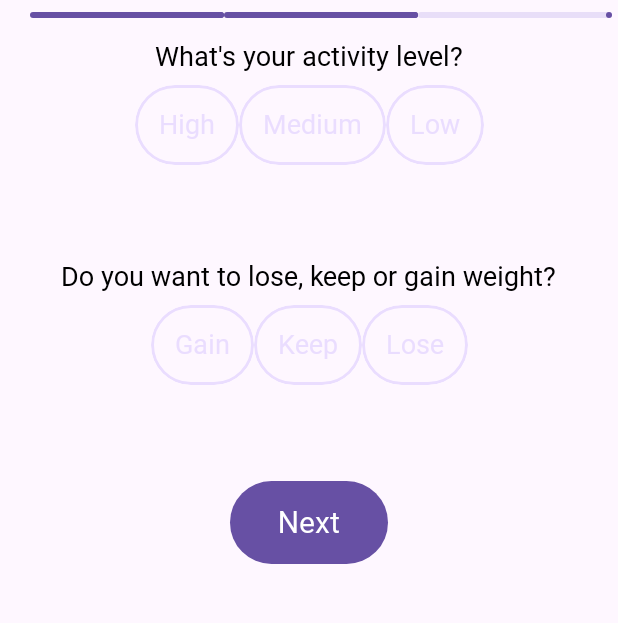
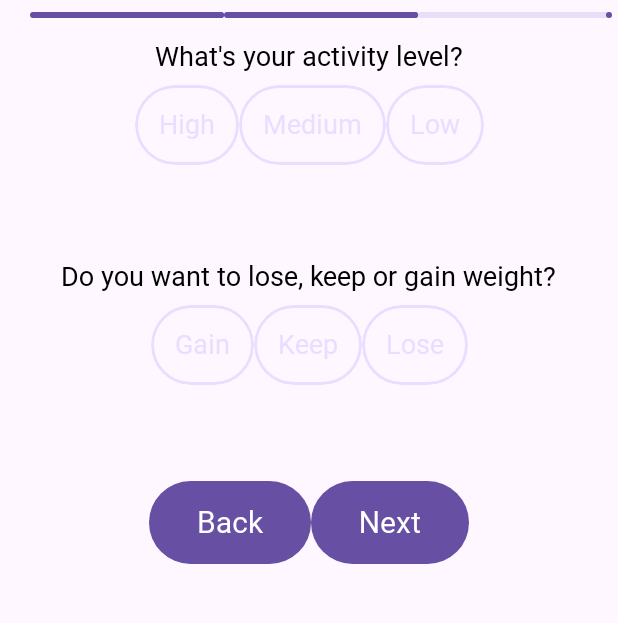
Before and after one commit to landmuc/traCked, an Android app built with Jetpack Compose: the ActivityAndGoalScreen screen opened through its navigation route, on a phone screen of 412 x 824 dp, the part 55-678 px from its top. Run offline under Robolectric (Android 15) with nearby library versions, the phone set to English and light mode, and no system bars; our stand-ins replace Dagger/Hilt's generated code.

Commit message:
Improved ui on PersonalInfoScreen and added back navigation

```diff
--- a/app/src/main/java/com/landmuc/tracked/navigation/Navigation.kt
+++ b/app/src/main/java/com/landmuc/tracked/navigation/Navigation.kt
@@ -29,10 +29,15 @@ fun Navigation() {
             modifier = Modifier.padding(it)
         ) {
             composable(route = Route.PERSONALINFO) {
-                PersonalInfoScreen(onClick = { navController.navigate(Route.ACTIVITYANDGOAL) })
+                PersonalInfoScreen(
+                    onClickNext = { navController.navigate(Route.ACTIVITYANDGOAL) }
+                )
             }
             composable(route = Route.ACTIVITYANDGOAL) {
-                ActivityAndGoalScreen()
+                ActivityAndGoalScreen(
+                    onClickBack = { navController.navigateUp()},
+                    onClickNext = { navController.navigate(Route.NUTRIENTGOAL) }
+                )
             }
             composable(route = Route.NUTRIENTGOAL) {
                 NutrientGoalScreen()
--- a/core/src/main/res/values/strings.xml
+++ b/core/src/main/res/values/strings.xml
@@ -7,6 +7,7 @@
     <string name="male">Male</string>
     <string name="female">Female</string>
     <string name="whats_your_age">What\'s your age?</string>
+    <string name="back">Back</string>
     <string name="next">Next</string>
     <string name="whats_your_height">What\'s your height?</string>
     <string name="kg">kg</string>
--- a/questionnaire/questionnaire_presentation/src/main/java/com/landmuc/questionnaire_presentation/activity_and_goal/ActivityAndGoalScreen.kt
+++ b/questionnaire/questionnaire_presentation/src/main/java/com/landmuc/questionnaire_presentation/activity_and_goal/ActivityAndGoalScreen.kt
@@ -1,5 +1,6 @@
 package com.landmuc.questionnaire_presentation.activity_and_goal
 
+import androidx.compose.foundation.layout.Row
 import androidx.compose.foundation.layout.Spacer
 import androidx.compose.foundation.layout.fillMaxSize
 import androidx.compose.foundation.layout.height
@@ -18,6 +19,8 @@ import com.landmuc.questionnaire_presentation.components.TopAppBar
 
 @Composable
 fun ActivityAndGoalScreen(
+    onClickBack: () -> Unit,
+    onClickNext: () -> Unit,
     modifier: Modifier = Modifier
 ) {
     val spacing = LocalSpacing.current
@@ -57,10 +60,16 @@ fun ActivityAndGoalScreen(
                     rightButtonOnClick = { /*TODO*/ }
                 )
                 Spacer(modifier = Modifier.height(spacing.spaceExtraLarge))
-                ActionButton(
-                    text = stringResource(id = R.string.next),
-                    onClick = { /*TODO*/ }
-                )
+                Row {
+                    ActionButton(
+                        text = stringResource(id = R.string.back),
+                        onClick = onClickBack
+                    )
+                    ActionButton(
+                        text = stringResource(id = R.string.next),
+                        onClick = onClickNext
+                    )
+                }
             }
         }
     }
--- a/questionnaire/questionnaire_presentation/src/main/java/com/landmuc/questionnaire_presentation/components/TextQuestion.kt
+++ b/questionnaire/questionnaire_presentation/src/main/java/com/landmuc/questionnaire_presentation/components/TextQuestion.kt
@@ -5,11 +5,14 @@ import androidx.compose.foundation.layout.Column
 import androidx.compose.foundation.layout.Spacer
 import androidx.compose.foundation.layout.fillMaxWidth
 import androidx.compose.foundation.layout.height
+import androidx.compose.foundation.text.KeyboardOptions
 import androidx.compose.material.Text
 import androidx.compose.material3.MaterialTheme
 import androidx.compose.runtime.Composable
 import androidx.compose.ui.Alignment
 import androidx.compose.ui.Modifier
+import androidx.compose.ui.focus.FocusManager
+import androidx.compose.ui.text.input.KeyboardType
 import com.landmuc.core_ui.LocalSpacing
 
 @Composable
@@ -18,7 +21,8 @@ fun TextQuestion(
     text: String,
     onValueChange: (String) -> Unit,
     unit: String,
-    modifier: Modifier = Modifier
+    modifier: Modifier = Modifier,
+    keyboardType: KeyboardType = KeyboardType.Text,
 ) {
     val spacing = LocalSpacing.current
     Column(
@@ -33,7 +37,8 @@ fun TextQuestion(
         UnitTextField(
             text = text,
             onValueChange = onValueChange,
-            unit = unit
+            unit = unit,
+            keyboardType = keyboardType
         )
     }
 
--- a/questionnaire/questionnaire_presentation/src/main/java/com/landmuc/questionnaire_presentation/components/UnitTextField.kt
+++ b/questionnaire/questionnaire_presentation/src/main/java/com/landmuc/questionnaire_presentation/components/UnitTextField.kt
@@ -7,12 +7,20 @@ import androidx.compose.foundation.layout.Spacer
 import androidx.compose.foundation.layout.defaultMinSize
 import androidx.compose.foundation.layout.fillMaxWidth
 import androidx.compose.foundation.layout.width
+import androidx.compose.foundation.text.KeyboardActions
+import androidx.compose.foundation.text.KeyboardOptions
 import androidx.compose.material.OutlinedTextField
 import androidx.compose.material.Text
 import androidx.compose.material3.MaterialTheme
 import androidx.compose.runtime.Composable
+import androidx.compose.ui.Alignment
 import androidx.compose.ui.Modifier
+import androidx.compose.ui.focus.FocusDirection
+import androidx.compose.ui.focus.FocusManager
 import androidx.compose.ui.layout.LastBaseline
+import androidx.compose.ui.platform.LocalFocusManager
+import androidx.compose.ui.text.input.ImeAction
+import androidx.compose.ui.text.input.KeyboardType
 import androidx.compose.ui.unit.dp
 import com.landmuc.core_ui.LocalSpacing
 
@@ -21,20 +29,28 @@ fun UnitTextField(
     text: String,
     onValueChange: (String) -> Unit,
     unit: String,
-    modifier: Modifier = Modifier
+    modifier: Modifier = Modifier,
+    keyboardType: KeyboardType = KeyboardType.Text,
 ) {
-   val spacing = LocalSpacing.current
+    val spacing = LocalSpacing.current
+    val focusManager = LocalFocusManager.current
     Row(
-        modifier = modifier,
-        horizontalArrangement = Arrangement.Center
+        modifier = modifier
+            .fillMaxWidth(),
+        horizontalArrangement = Arrangement.Start
     ) {
+        Spacer(modifier = Modifier.weight(0.20f))
         OutlinedTextField(
             value = text,
             onValueChange = onValueChange,
             textStyle = MaterialTheme.typography.displayLarge,
+            keyboardOptions = KeyboardOptions(keyboardType = keyboardType, imeAction = ImeAction.Next),
+            keyboardActions = KeyboardActions(
+                onNext = { focusManager.moveFocus(FocusDirection.Down)}
+            ),
             singleLine = true,
             modifier = Modifier
-                .width(200.dp)
+                .weight(0.60f)
                 .alignBy(LastBaseline)
         )
         Spacer(modifier = Modifier.width(spacing.spaceSmall))
@@ -42,6 +58,7 @@ fun UnitTextField(
             text = unit,
             style = MaterialTheme.typography.displayLarge,
             modifier = Modifier
+                .weight(0.20f)
                 .alignBy(LastBaseline)
             )
     }
--- a/questionnaire/questionnaire_presentation/src/main/java/com/landmuc/questionnaire_presentation/personal_info/PersonalInfoScreen.kt
+++ b/questionnaire/questionnaire_presentation/src/main/java/com/landmuc/questionnaire_presentation/personal_info/PersonalInfoScreen.kt
@@ -6,16 +6,21 @@ import androidx.compose.foundation.layout.Spacer
 import androidx.compose.foundation.layout.fillMaxSize
 import androidx.compose.foundation.layout.height
 import androidx.compose.foundation.layout.padding
+import androidx.compose.foundation.layout.size
 import androidx.compose.foundation.layout.width
 import androidx.compose.foundation.lazy.LazyColumn
+import androidx.compose.foundation.text.KeyboardOptions
 import androidx.compose.material.Text
 import androidx.compose.material3.MaterialTheme
 import androidx.compose.material3.Scaffold
 import androidx.compose.runtime.Composable
 import androidx.compose.ui.Alignment
 import androidx.compose.ui.Modifier
+import androidx.compose.ui.focus.FocusManager
 import androidx.compose.ui.graphics.Color
 import androidx.compose.ui.res.stringResource
+import androidx.compose.ui.text.input.KeyboardType
+import androidx.compose.ui.unit.dp
 import androidx.hilt.navigation.compose.hiltViewModel
 import com.landmuc.core_ui.LocalSpacing
 import com.landmuc.questionnaire_presentation.components.TextQuestion
@@ -27,7 +32,7 @@ import com.landmuc.questionnaire_presentation.components.TopAppBar
 
 @Composable
 fun PersonalInfoScreen(
-    onClick: () -> Unit,
+    onClickNext: () -> Unit,
     viewModel: PersonalInfoViewModel = hiltViewModel()
 ) {
     val spacing = LocalSpacing.current
@@ -57,21 +62,24 @@ fun PersonalInfoScreen(
                     questionText = stringResource(id = R.string.whats_your_age),
                     text = viewModel.personalInfoUiState.age,
                     onValueChange = { viewModel.onEvent(PersonalInfoEvent.OnAgeEnter(it)) },
-                    unit = stringResource(id = R.string.years)
+                    unit = stringResource(id = R.string.years),
+                    keyboardType = KeyboardType.Number
                 )
                 Spacer(modifier = Modifier.height(spacing.spaceExtraLarge))
                 TextQuestion(
                     questionText = stringResource(id = R.string.whats_your_height),
                     text = viewModel.personalInfoUiState.height,
                     onValueChange = { viewModel.onEvent(PersonalInfoEvent.OnHeightEnter(it))},
-                    unit = stringResource(id = R.string.cm)
+                    unit = stringResource(id = R.string.cm),
+                    keyboardType = KeyboardType.Number
                 )
                 Spacer(modifier = Modifier.height(spacing.spaceExtraLarge))
                 TextQuestion(
                     questionText = stringResource(id = R.string.whats_your_weight),
                     text = viewModel.personalInfoUiState.weight,
                     onValueChange = { viewModel.onEvent(PersonalInfoEvent.OnWeightEnter(it))},
-                    unit = stringResource(id = R.string.kg)
+                    unit = stringResource(id = R.string.kg),
+                    keyboardType = KeyboardType.Number
                 )
                 Spacer(modifier = Modifier.height(spacing.spaceExtraLarge))
                 Column(
@@ -104,8 +112,9 @@ fun PersonalInfoScreen(
                 Spacer(modifier = Modifier.height(spacing.spaceExtraLarge))
                 ActionButton(
                     text = stringResource(id = R.string.next),
-                    onClick = onClick
+                    onClick = onClickNext
                 )
+                Spacer(modifier = Modifier.size(300.dp))
             }
         }
     }
```
